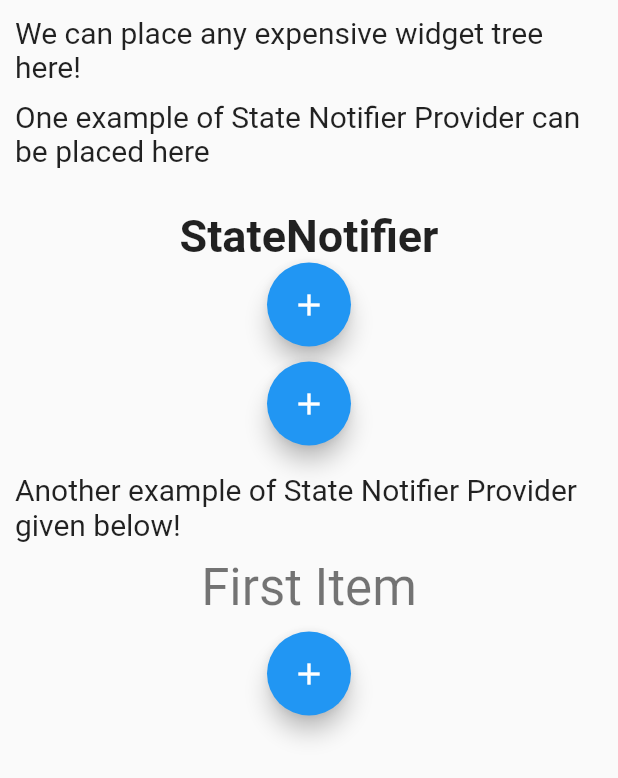
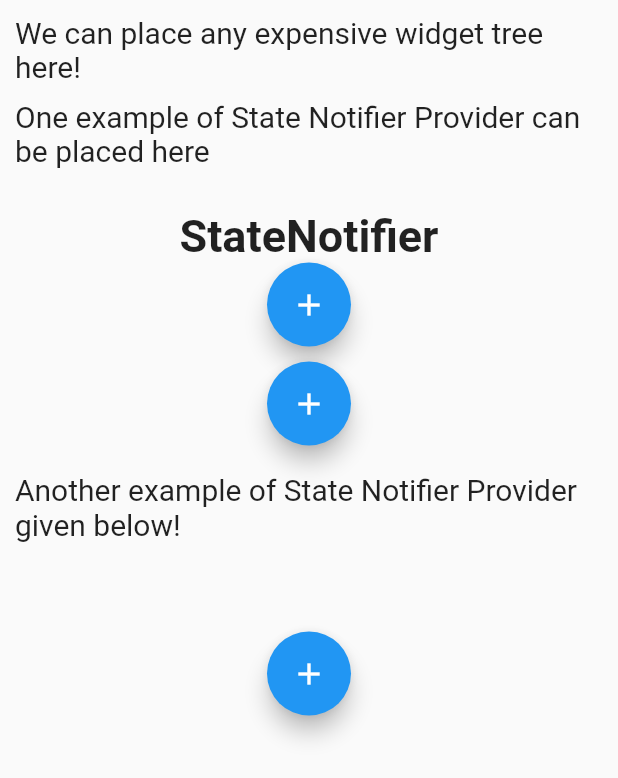
Before and after one commit to sanjibsinha/riverpod_examples, a Flutter app: the AnExpensiveWidget widget shown alone on an empty page, opened directly, on a phone screen of 412 x 824 dp. Shown: the top 778 px of the screen. Run offline on Flutter 3.47's test engine with Material 2 defaults, Android fonts, the light colour scheme and no system bars; our stand-ins replace flutter_riverpod.

Commit message:
modifying state

```diff
--- a/lib/state-notifier-provider/controller/body_widget.dart
+++ b/lib/state-notifier-provider/controller/body_widget.dart
@@ -19,14 +19,14 @@ class BodyWidget extends StatelessWidget {
             cartStateNotifierProvider.items,
             style: Theme.of(context).textTheme.headline4,
           ),
-          SizedBox(
+          const SizedBox(
             height: 10.0,
           ),
           FloatingActionButton(
             onPressed: () => context.read(itemNotifier).addToCart(
                   ClassOfItems(items: 'Added to cart'),
                 ),
-            child: Icon(Icons.add),
+            child: const Icon(Icons.add),
           ),
         ],
       ),
--- a/lib/state-notifier-provider/model/cart_notifier.dart
+++ b/lib/state-notifier-provider/model/cart_notifier.dart
@@ -6,7 +6,7 @@ class ClassOfItems {
 }
 
 class CartNotifier extends StateNotifier<ClassOfItems> {
-  CartNotifier() : super(ClassOfItems(items: 'First Item'));
+  CartNotifier() : super(ClassOfItems(items: ''));
   void addToCart(ClassOfItems items) {
     state = items;
   }
--- a/lib/state-notifier-provider/view/home_cart_notifier.dart
+++ b/lib/state-notifier-provider/view/home_cart_notifier.dart
@@ -44,7 +44,7 @@ class AnExpensiveWidget extends StatelessWidget {
           const SizedBox(
             height: 10.0,
           ),
-          const HomeStateNotifierProvider(),
+          HomeStateNotifierProvider(),
           // HomeStateNotifierProvider(),
           const Text(
             'Another example of State Notifier Provider'
@@ -56,7 +56,7 @@ class AnExpensiveWidget extends StatelessWidget {
           const SizedBox(
             height: 10.0,
           ),
-          const CartNotifierProvider(),
+          CartNotifierProvider(),
         ],
       ),
     );
--- a/lib/state-provider/controller/change_name_and_city.dart
+++ b/lib/state-provider/controller/change_name_and_city.dart
@@ -24,7 +24,10 @@ class ChangeNameAndCity extends StatelessWidget {
               ),
             ),
           ),
-          HorizontalSpace(),
+          const VerticalDivider(
+            thickness: 2.0,
+            color: Colors.red,
+          ),
           ElevatedButton(
             onPressed: () => changeCity(context),
             child: Text(
--- a/lib/state-provider/controller/clear_name_and_city.dart
+++ b/lib/state-provider/controller/clear_name_and_city.dart
@@ -24,7 +24,10 @@ class ClearNameAndCity extends StatelessWidget {
               ),
             ),
           ),
-          HorizontalSpace(),
+          const VerticalDivider(
+            thickness: 2.0,
+            color: Colors.red,
+          ),
           ElevatedButton(
             onPressed: () => clearCity(context),
             child: Text(
--- a/lib/state-provider/controller/horizontal_space.dart
+++ b/lib/state-provider/controller/horizontal_space.dart
@@ -7,7 +7,7 @@ class HorizontalSpace extends StatelessWidget {
 
   @override
   Widget build(BuildContext context) {
-    return VerticalDivider(
+    return const VerticalDivider(
       thickness: 2.0,
       color: Colors.red,
     );
```
Also changed, not shown: lib/main.dart (+4 -17 lines), lib/state-provider/controller/counter_widget.dart (+10 -4 lines), lib/state-provider/controller/raise_and_reduce_age_of_little_monk.dart (+5 -2 lines), lib/state-provider/view/state_provider_home.dart (added, +25 -0 lines).
